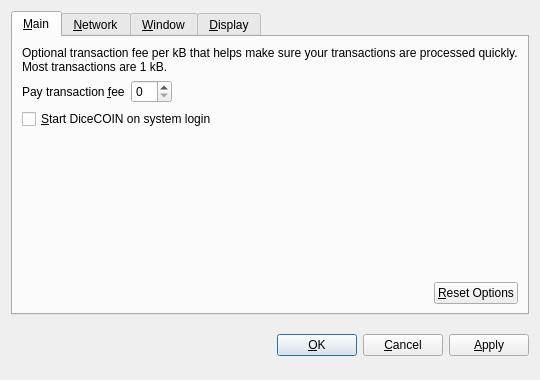
Qt form src/qt/forms/optionsdialog.ui (dicecoin-project/dicecoin) before a commit.
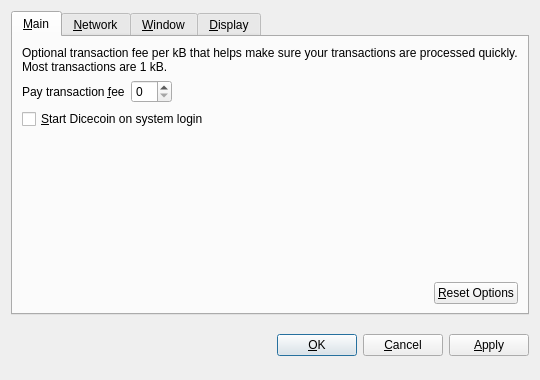
The same form after that commit. Custom widgets are drawn as their Qt base class.

The edit to the form file:
```diff
--- a/src/qt/forms/optionsdialog.ui
+++ b/src/qt/forms/optionsdialog.ui
@@ -82,7 +82,7 @@
           <string>Automatically start DiceCOIN after logging in to the system.</string>
          </property>
          <property name="text">
-          <string>&amp;Start DiceCOIN on system login</string>
+          <string>&amp;Start Dicecoin on system login</string>
          </property>
         </widget>
        </item>
```
Left out of the diff: 10 changed lines with no effect on the pictures.
